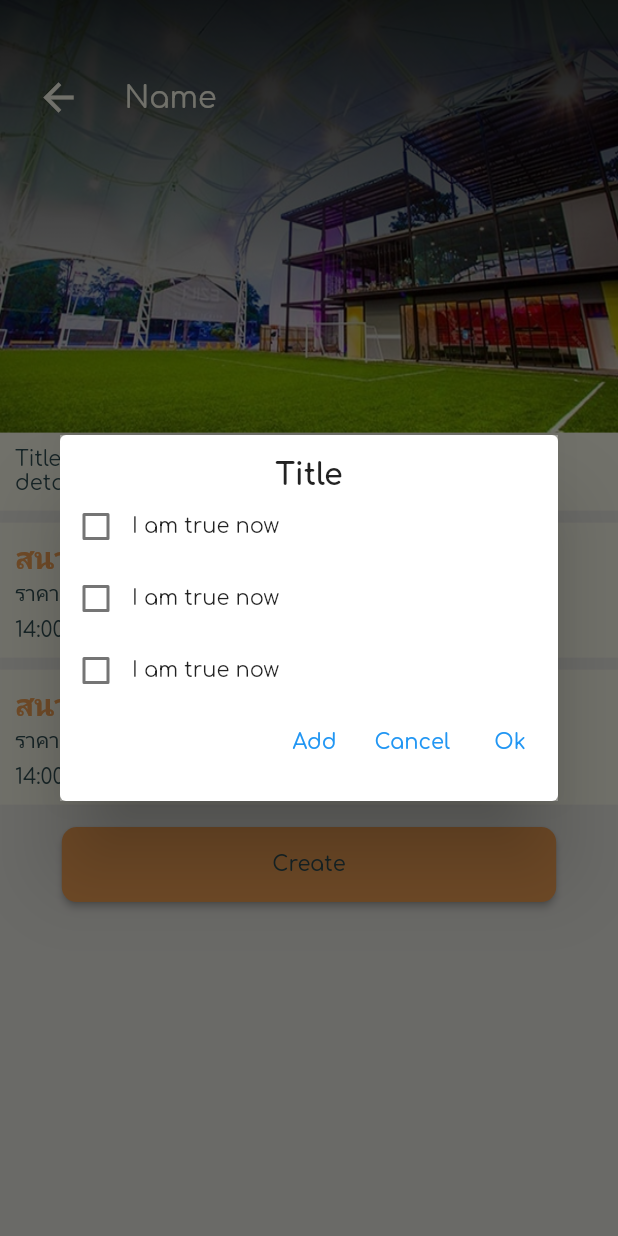
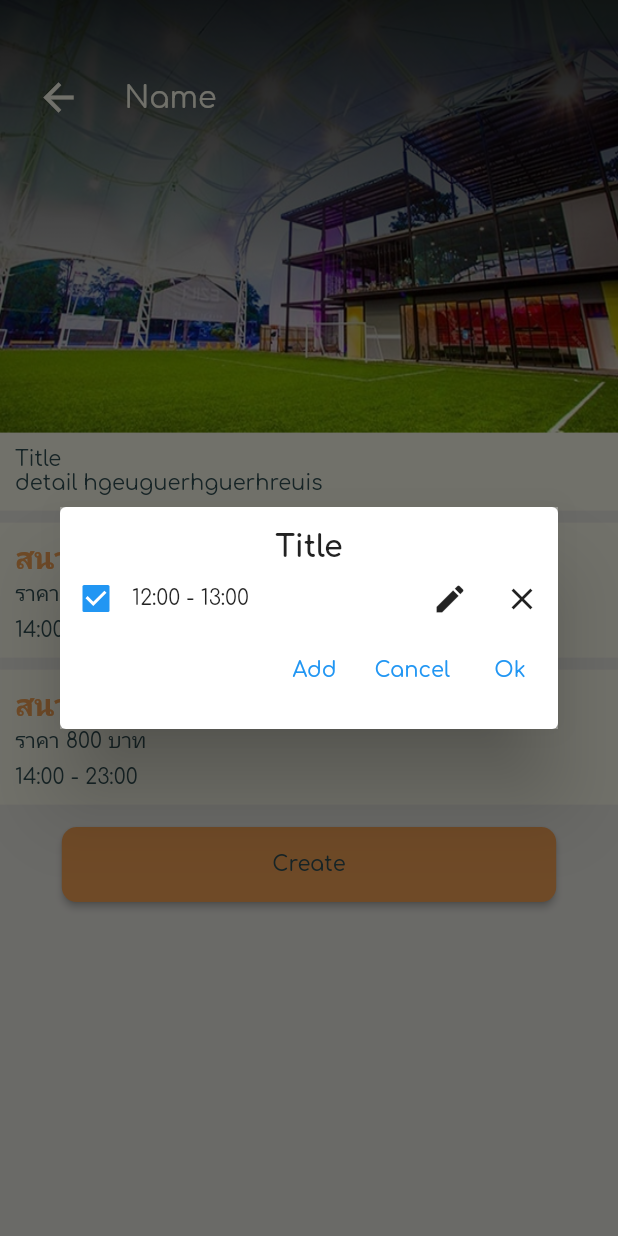
Before and after one commit to chayveng/project, a Flutter app: the ClubScreen screen opened by its route, after a tap on "สนาม 5-6 คน", on a phone screen of 412 x 824 dp. Run offline on Flutter 3.47's test engine with Material 2 defaults, Android fonts, the light colour scheme and no system bars; our stand-ins replace dio, flutter_spinkit, image_picker, page_transition, shared_preferences; accounts and stored records are empty.

Commit message:
TimeList

```diff
--- a/project_app/lib/main.dart
+++ b/project_app/lib/main.dart
@@ -73,8 +73,8 @@ class MyApp extends StatelessWidget {
       routes: routes,
       // home: screen,
       // home: FirstScreen(),
-      // home: TestScreen(),
-      home: MainScreen(),
+      home: TestScreen(),
+      // home: MainScreen(),
     );
   }
 }
--- a/project_app/lib/ui/components/outline_field.dart
+++ b/project_app/lib/ui/components/outline_field.dart
@@ -29,7 +29,7 @@ class OutlineField extends StatelessWidget {
         // filled: true,
         // fillColor: grayPrimaryColor.withOpacity(0.5),
         labelText: labelText,
-        labelStyle: TextStyle(fontSize: 20, color: greenPrimaryColor),
+        labelStyle: TextStyle(fontSize: 20, color: greenPrimaryColor,fontWeight: FontWeight.bold),
         hintText: hintText,
         floatingLabelBehavior: FloatingLabelBehavior.always,
         contentPadding: EdgeInsets.symmetric(horizontal: 30, vertical: 20),
--- a/project_app/lib/ui/screens/club/components/time_list/time_list.dart
+++ b/project_app/lib/ui/screens/club/components/time_list/time_list.dart
@@ -32,45 +32,7 @@ class _MyDialogState extends State<TimesDialog> {
           'Title',
           style: TextStyle(fontWeight: FontWeight.bold, fontSize: 20),
         ),
-        Row(
-          children: [
-            Checkbox(
-              value: isValue1,
-              onChanged: (value) {
-                setState(() {
-                  isValue1 = !isValue1;
-                });
-              },
-            ),
-            Text('I am true now'),
-          ],
-        ),
-        Row(
-          children: [
-            Checkbox(
-              value: isValue2,
-              onChanged: (value) {
-                setState(() {
-                  isValue2 = !isValue2;
-                });
-              },
-            ),
-            Text('I am true now'),
-          ],
-        ),
-        Row(
-          children: [
-            Checkbox(
-              value: isValue3,
-              onChanged: (value) {
-                setState(() {
-                  isValue3 = !isValue3;
-                });
-              },
-            ),
-            Text('I am true now'),
-          ],
-        ),
+        TimeList(),
         buildRowButton(context),
       ],
     );
@@ -99,3 +61,26 @@ class _MyDialogState extends State<TimesDialog> {
     );
   }
 }
+
+class TimeList extends StatelessWidget {
+  const TimeList({
+    Key key,
+  }) : super(key: key);
+
+  @override
+  Widget build(BuildContext context) {
+    return Row(
+      mainAxisAlignment: MainAxisAlignment.start,
+      children: [
+        Checkbox(
+          value: true,
+          onChanged: (value) {
+          },
+        ),
+        Expanded(child: Text('12:00 - 13:00')),
+        IconButton(icon: Icon(Icons.edit), onPressed: (){}),
+        IconButton(icon: Icon(Icons.close), onPressed: (){}),
+      ],
+    );
+  }
+}
--- /dev/null
+++ b/project_app/lib/ui/screens/createField/components/body.dart
@@ -0,0 +1,24 @@
+import 'package:flutter/material.dart';
+import 'package:project_app/ui/screens/createField/components/form_create.dart';
+
+class Body extends StatefulWidget {
+  final int userId;
+
+  const Body({Key key, this.userId}) : super(key: key);
+  @override
+  _BodyState createState() => _BodyState(userId);
+}
+
+class _BodyState extends State<Body> {
+  final int userId;
+
+  _BodyState(this.userId);
+
+  @override
+  Widget build(BuildContext context) {
+    return Container(
+      padding: EdgeInsets.all(10),
+      child: FormCreate(),
+    );
+  }
+}
--- a/project_app/lib/ui/screens/create_club/components/body.dart
+++ b/project_app/lib/ui/screens/create_club/components/body.dart
@@ -1,7 +1,7 @@
 import 'package:flutter/material.dart';
 import 'package:project_app/core/models/Club.dart';
 
-import 'from_create.dart';
+import 'form_create.dart';
 
 class Body extends StatefulWidget {
   @override
@@ -22,11 +22,10 @@ class _BodyState extends State<Body> {
       child: Center(
         child: Column(
           children: [
-            FromCreate(),
+            FormCreate(),
           ],
         ),
       ),
     );
   }
-
 }
--- a/project_app/lib/ui/screens/create_club/components/from_create.dart
+++ b/project_app/lib/ui/screens/create_club/components/form_create.dart
@@ -12,12 +12,12 @@ import 'package:project_app/ui/screens/main/main_screen.dart';
 
 import 'field_image.dart';
 
-class FromCreate extends StatefulWidget {
+class FormCreate extends StatefulWidget {
   @override
-  _FromCreateState createState() => _FromCreateState();
+  _FormCreateState createState() => _FormCreateState();
 }
 
-class _FromCreateState extends State<FromCreate> {
+class _FormCreateState extends State<FormCreate> {
   var _formKey = GlobalKey<FormState>();
   Club club = Club();
   File _image;
--- a/project_app/lib/ui/screens/testScreen/TestScreen.dart
+++ b/project_app/lib/ui/screens/testScreen/TestScreen.dart
@@ -1,6 +1,8 @@
 import 'package:flutter/material.dart';
 import 'package:flutter_spinkit/flutter_spinkit.dart';
 import 'package:project_app/constants.dart';
+import 'package:project_app/ui/components/rounded_button.dart';
+import 'package:project_app/ui/screens/club/components/time_list/time_list.dart';
 
 class TestScreen extends StatefulWidget {
   static String routeName = '/test_screen';
@@ -59,6 +61,10 @@ class _TestScreenState extends State<TestScreen> {
                   //     });
                 }),
             // ShowLoading()
+            RoundedButton(text: 'null', onTap: (){
+              showDialog(context: context,builder: (context) =>
+              TimesDialog());
+            },),
           ],
         ),
       ),
```
Also changed, not shown: project_app/lib/ui/screens/club/components/body.dart (+10 -1 lines), project_app/lib/ui/screens/createField/components/form_create.dart (added, +67 -0 lines), project_app/lib/ui/screens/createField/create_field.dart (added, +26 -0 lines).
